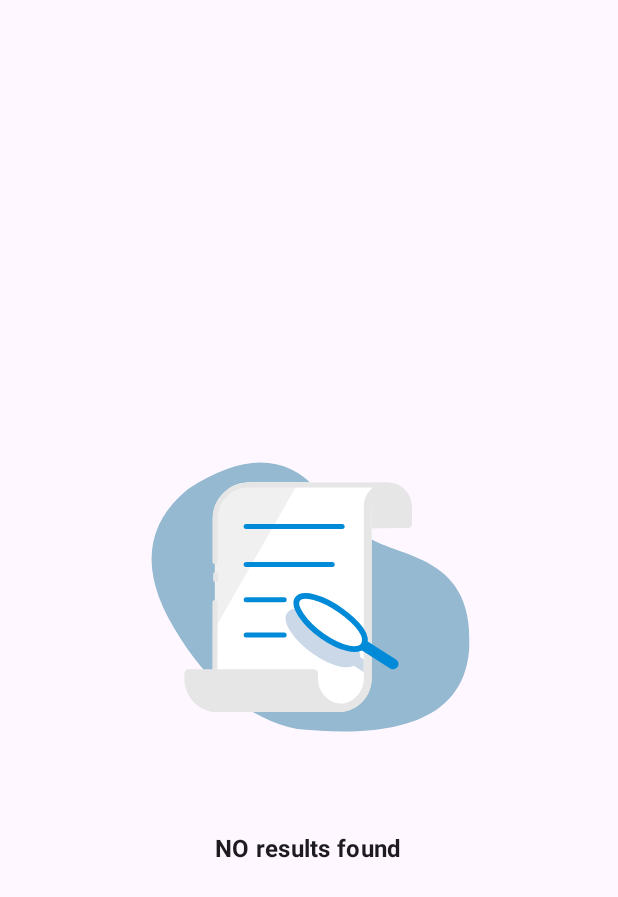
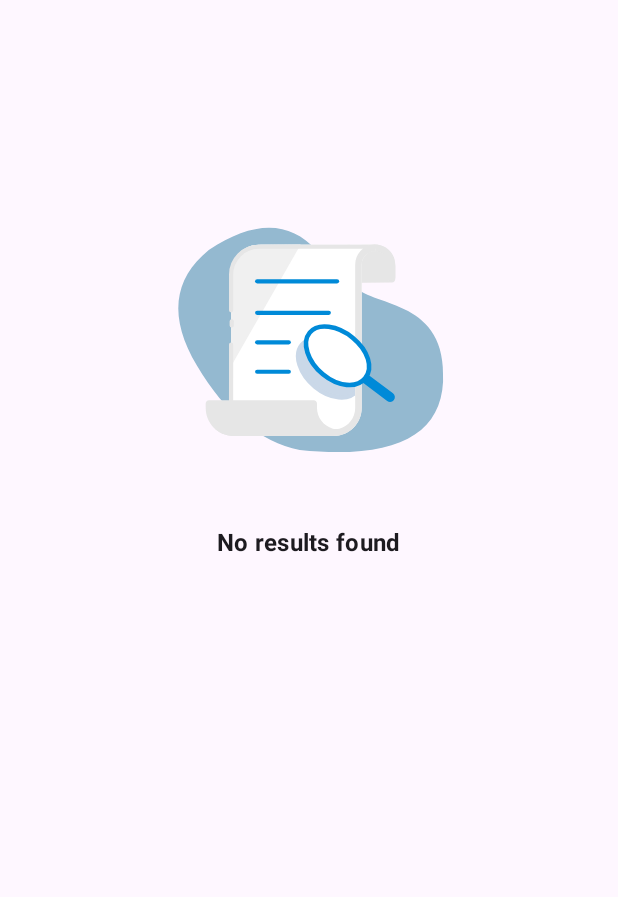
Before and after one commit to SeifEldinMohamed/Telda-Task, an Android app built with Jetpack Compose: the @Preview function PreviewEmptySection, on a phone screen of 412 x 824 dp. Shown: the top 897 px of the screen. Run offline under Robolectric (Android 15) with nearby library versions, the phone set to English and light mode, and no system bars.

Commit message:
- Enhance EmptySection.kt

```diff
--- a/app/src/main/java/com/example/teldatask/presentation/common_components/EmptySection.kt
+++ b/app/src/main/java/com/example/teldatask/presentation/common_components/EmptySection.kt
@@ -32,7 +32,7 @@ fun EmptySection() {
         Modifier
             .fillMaxSize()
             .background(color = MaterialTheme.colorScheme.background),
-        verticalArrangement = Arrangement.Center,
+        verticalArrangement = Arrangement.Top,
         horizontalAlignment = Alignment.CenterHorizontally
 
     ) {
@@ -40,7 +40,7 @@ fun EmptySection() {
         LottieAnimation(
             composition = composition,
             iterations = LottieConstants.IterateForever,
-            modifier = Modifier.fillMaxWidth().height(300.dp)
+            modifier = Modifier.fillMaxWidth().padding(top = 100.dp).height(250.dp)
         )
 
         Text(
@@ -48,8 +48,6 @@ fun EmptySection() {
             style = MaterialTheme.typography.titleMedium,
             fontWeight = FontWeight.Bold,
             color = MaterialTheme.colorScheme.onSurface,
-            modifier = Modifier
-                .padding(top = 8.dp)
         )
     }
 }
--- a/app/src/main/java/com/example/teldatask/presentation/mapper/ToMovieUiModelMapper.kt
+++ b/app/src/main/java/com/example/teldatask/presentation/mapper/ToMovieUiModelMapper.kt
@@ -3,7 +3,7 @@ package com.example.teldatask.presentation.mapper
 import com.example.teldatask.domain.model.MovieDomainModel
 import com.example.teldatask.presentation.screens.movies_home_screen.model.MovieUiModel
 
-fun MovieDomainModel.toPopularMovieUIModel(): MovieUiModel {
+fun MovieDomainModel.toMovieUIModel(): MovieUiModel {
     return MovieUiModel(
         id = this.id,
         title = this.title,
--- a/app/src/main/res/values/strings.xml
+++ b/app/src/main/res/values/strings.xml
@@ -2,7 +2,7 @@
     <string name="app_name">Movies App</string>
 
     // movies home screen
-    <string name="no_results_found">NO results found</string>
+    <string name="no_results_found">No results found</string>
     <string name="favorite_content_description">Favorite Icon</string>
     <string name="release_date">Release Date: %1$s</string>
     <string name="rating">Rating: %1$s</string>
@@ -22,5 +22,6 @@
     <string name="unknown_exception_message">We are working on this issue</string>
     <string name="database_exception_message">Can\'t save your movie!</string>
     <string name="back_arrow">back arrow</string>
+    <string name="search_for_a_movie_hint">Search for a movie...</string>
 
 </resources>
```
